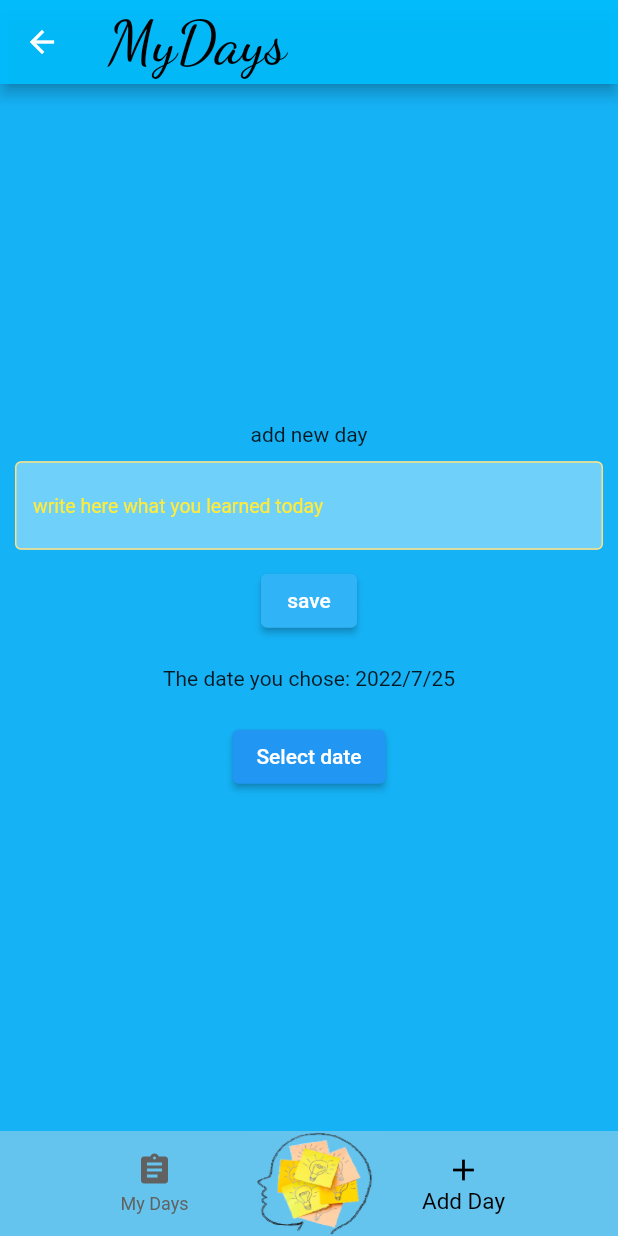
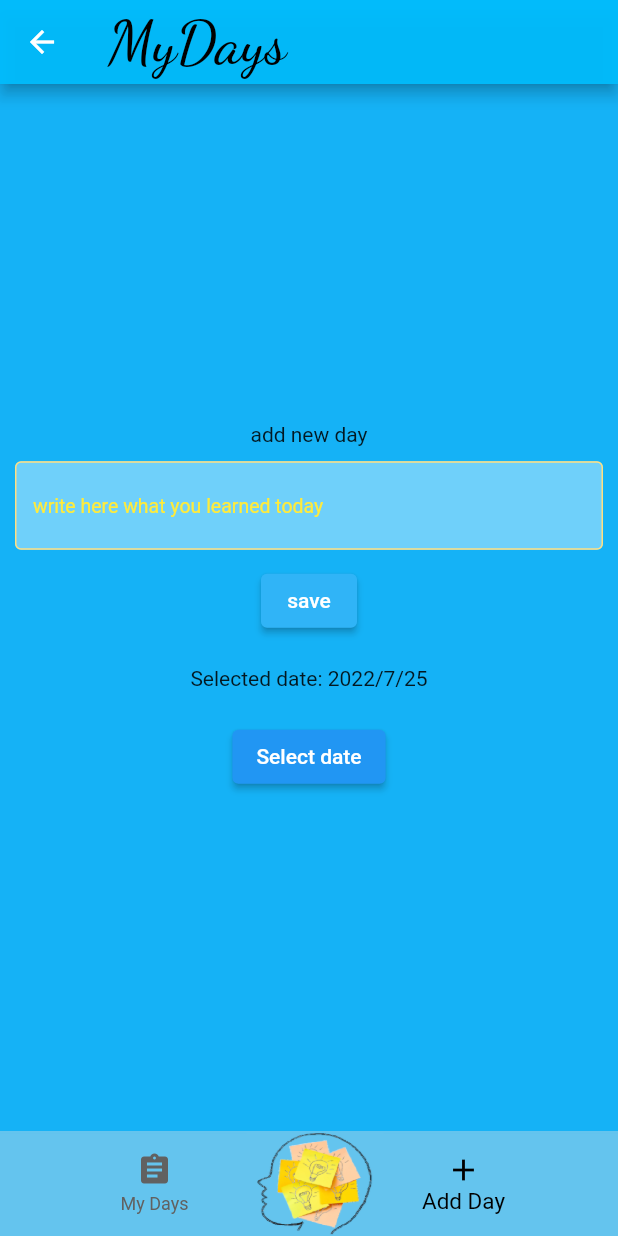
Before and after one commit to pilchsebastian88/my_days, a Flutter app: the MyDaysPage screen opened directly, item 2 of the bottom bar chosen, on a phone screen of 412 x 824 dp. Run offline on Flutter 3.47's test engine with Material 2 defaults, Android fonts, the phone set to English and light mode, and no system bars; our stand-ins replace cloud_firestore, firebase_auth, firebase_core, flutter_rating_bar, google_fonts; accounts and stored records are empty.

Commit message:
Add date display in widget

```diff
--- a/lib/home/my_days/add_my_days_page_content.dart
+++ b/lib/home/my_days/add_my_days_page_content.dart
@@ -55,7 +55,7 @@ class _AddMyDaysPageContentState extends State<AddMyDaysPageContent> {
           Column(
             children: [
               ElevatedButton(
-                onPressed: () {
+                onPressed: () async {
                   if (titleInput == '') {
                     showDialog(
                       context: context,
@@ -74,17 +74,15 @@ class _AddMyDaysPageContentState extends State<AddMyDaysPageContent> {
                       },
                     );
                   } else {
-                    setState(
-                      () {
-                        FirebaseFirestore.instance.collection('mydays').add(
+                    {
+                      await FirebaseFirestore.instance.collection('mydays').add(
                         {
                           'title': titleInput,
                           'date': date,
                         },
                       );
                       widget.onSave();
-                      },
-                    );
+                    }
                   }
                 },
                 style: ElevatedButton.styleFrom(
@@ -95,8 +93,7 @@ class _AddMyDaysPageContentState extends State<AddMyDaysPageContent> {
                 ),
               ),
               const SizedBox(height: 20),
-              Text(
-                  'The date you chose: ${date.year}/${date.month}/${date.day}'),
+              Text('Selected date: ${date.year}/${date.month}/${date.day}'),
               const SizedBox(height: 20),
               ElevatedButton(
                 onPressed: () async {
--- a/lib/home/my_days/my_days_page.dart
+++ b/lib/home/my_days/my_days_page.dart
@@ -86,7 +86,7 @@ class _MyDaysPageState extends State<MyDaysPage> {
                           .delete();
                     },
                     child: NewDayWidget(
-                      document['date'].toString(),
+                      (document['date'] as Timestamp).toDate().toString(),
                       document['title'],
                     ),
                   ),
--- a/pubspec.yaml
+++ b/pubspec.yaml
@@ -39,6 +39,8 @@ dependencies:
   firebase_core: ^1.19.1
   cloud_firestore: ^3.2.1
   firebase_auth: ^3.4.2
+
+  intl: ^0.17.0
 
 dev_dependencies:
   flutter_test:
```
Also changed, not shown: pubspec.lock. Lines whose indentation alone changed are shown as unchanged.
